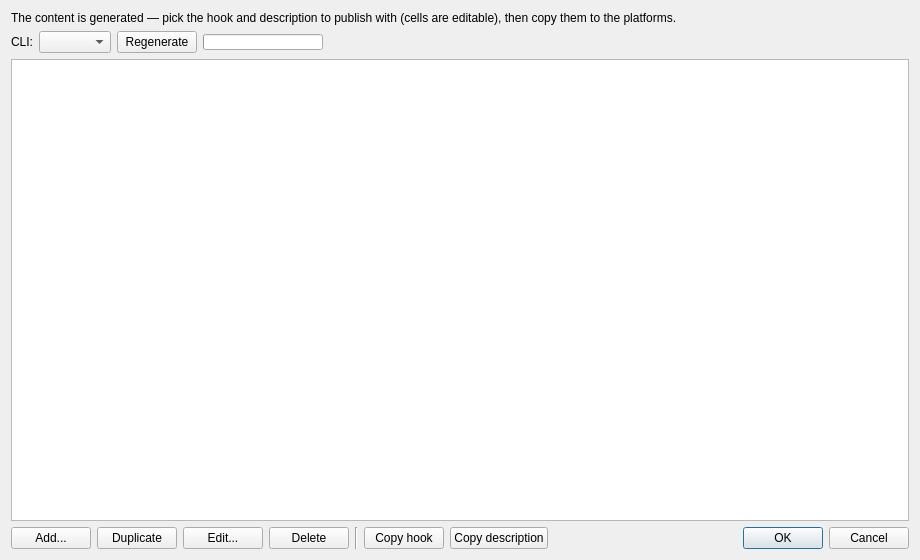
Above: gui/DialogHooks.ui from icingerpower/QuantumSocial before the change. Below: the same form after it.
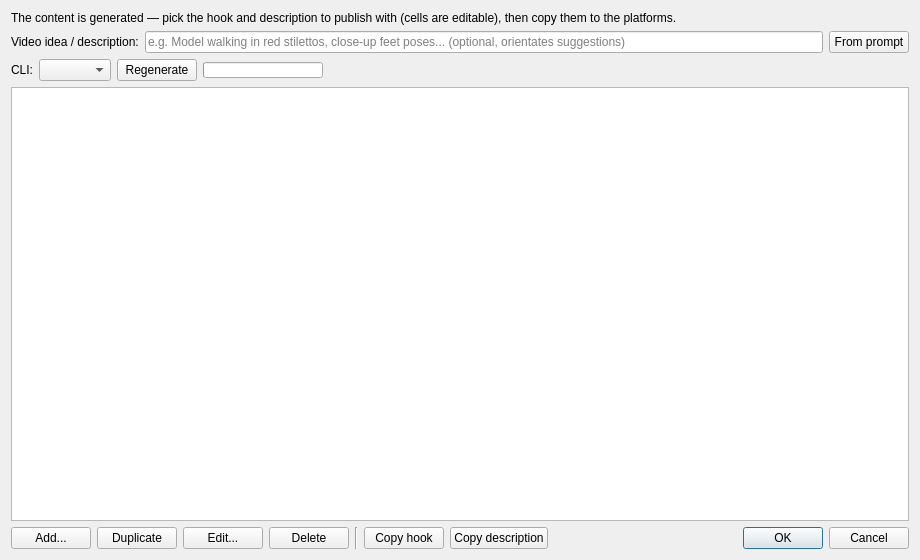
That is the form after the change.

Commit message: Add multi-video generation workflow and Gemini generator improvements

The edit to the form file:
```diff
--- a/gui/DialogHooks.ui
+++ b/gui/DialogHooks.ui
@@ -24,6 +24,40 @@
      </property>
     </widget>
    </item>
+   <item>
+    <layout class="QHBoxLayout" name="layoutVideoIdea">
+     <item>
+      <widget class="QLabel" name="labelVideoIdea">
+       <property name="text">
+        <string>Video idea / description:</string>
+       </property>
+       <property name="toolTip">
+        <string>Optional idea, visual actions, or description of the current video to orientate AI hook and description suggestions.</string>
+       </property>
+      </widget>
+     </item>
+     <item>
+      <widget class="QLineEdit" name="editVideoIdea">
+       <property name="placeholderText">
+        <string>e.g. Model walking in red stilettos, close-up feet poses... (optional, orientates suggestions)</string>
+       </property>
+       <property name="clearButtonEnabled">
+        <bool>true</bool>
+       </property>
+      </widget>
+     </item>
+     <item>
+      <widget class="QPushButton" name="buttonUsePrompt">
+       <property name="text">
+        <string>From prompt</string>
+       </property>
+       <property name="toolTip">
+        <string>Fill with the video prompt used during generation.</string>
+       </property>
+      </widget>
+     </item>
+    </layout>
+   </item>
    <item>
     <layout class="QHBoxLayout" name="layoutRegenerate">
      <item>
```
The commit also changes 31 other files.
